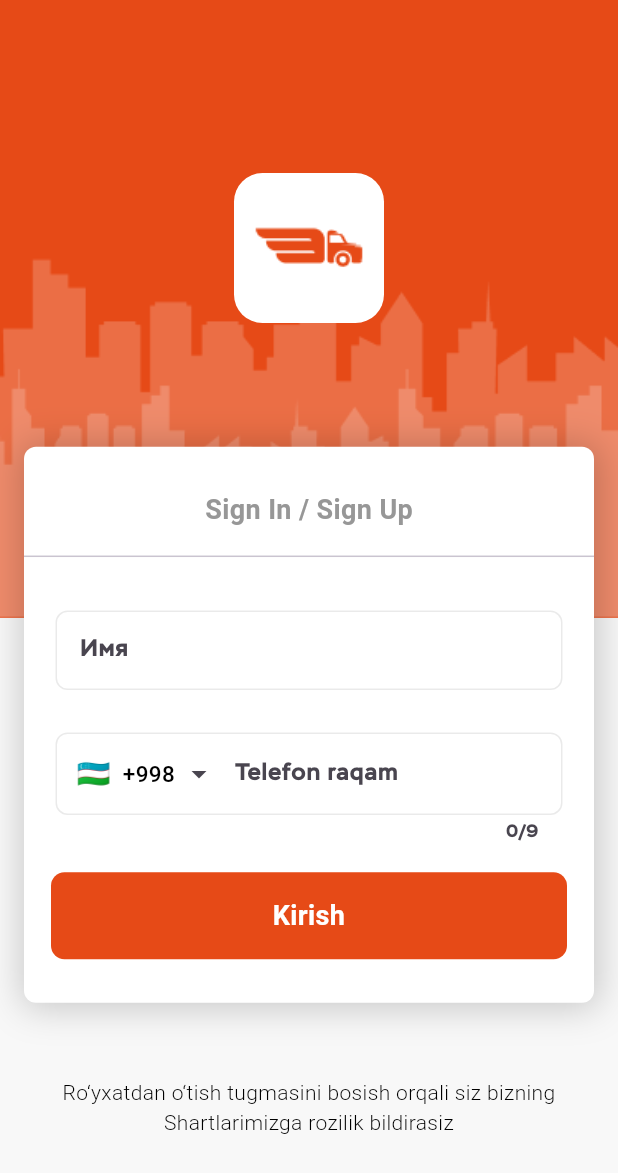
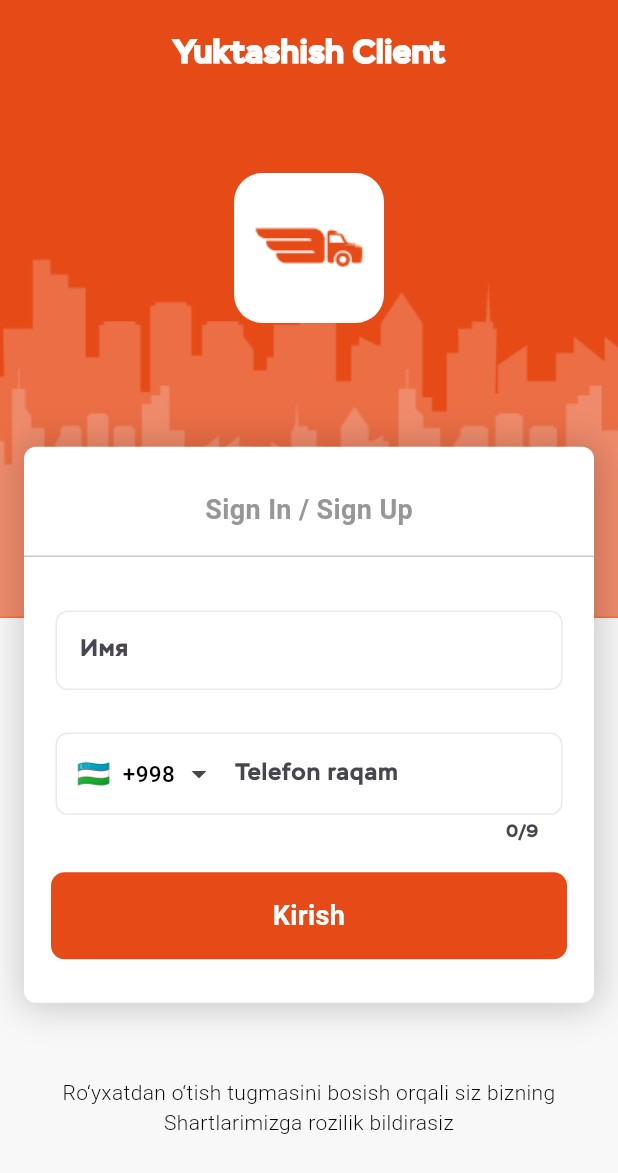
Before and after one commit to azizbekrakhimjonov/logistics_client, a Flutter app: the screen it shows after launch, on a phone screen of 412 x 824 dp. Shown: the top 1173 px of the screen. Run offline on Flutter 3.47's test engine with Material 3 defaults, Android fonts, the phone set to English and light mode, and no system bars; drawn by our look-alikes of intl_phone_field; our stand-ins replace avatar_glow, bloc, cached_network_image, circular_profile_avatar, dio, easy_localization and 16 more; missing offline and left inert: dart:ffi, map_picker; Roboto replaces fonts that are missing (Stem-Bold); project files that could hold a hidden picture were left out.

Commit message:
update login page and change lang

```diff
--- a/lib/constants/colors.dart
+++ b/lib/constants/colors.dart
@@ -22,12 +22,8 @@ class AppColor {
   static const Color orange = Color(0xFFE2B44E);
   static const Color lightGreen = Color(0xFF24B544);
 
-
   static const Color secondaryText = Color(0xFF979797);
   static const Color grayBackground = Color(0xFFF8F8F8);
   static const Color disableColor = Color(0xFFC6C6C6);
-
-
-
 }
 // CDB179
--- a/lib/screens/auth/login_screen.dart
+++ b/lib/screens/auth/login_screen.dart
@@ -51,7 +51,22 @@ class _LoginScreenState extends State<LoginScreen> {
                             repeat: ImageRepeat.repeatX)),
                     height: MediaQuery.sizeOf(context).height / 2,
                     width: double.infinity,
-                    child: Container()),
+                    child: SafeArea(
+                      child: Align(
+                        alignment: Alignment.topCenter,
+                        child: Padding(
+                          padding: const EdgeInsets.only(top: 20),
+                          child: Text(
+                            "app_name_client".tr(),
+                            style: TextStyle(
+                              color: AppColor.white,
+                              fontSize: 22,
+                              fontWeight: FontWeight.bold,
+                            ),
+                          ),
+                        ),
+                      ),
+                    )),
                 Container(
                   // height: double.infinity,
                   width: double.infinity,
--- a/lib/screens/categories/select_luggages.dart
+++ b/lib/screens/categories/select_luggages.dart
@@ -58,7 +58,7 @@ class SelectLuggages extends StatelessWidget {
                   ],
                 ),
                 // SizedBox(height: ),
-                Text("Sizga qanday xom ashyo kerak?", style: boldBlack),
+                Text("what_raw_material_need".tr(), style: boldBlack),
                 Expanded(
                   child: GridView.builder(
                     controller: scrollController,
@@ -149,9 +149,7 @@ class SelectLuggages extends StatelessWidget {
                           ),
                           SizedBox(height: 9),
                           Text(
-                            "Boshqa xom ashyo kiritish",
-                            // Services.translate(context.locale.toString(),
-                            //     item.nameUz, item.nameRu),
+                            "enter_other_raw_material".tr(),
                             maxLines: 2,
                             textAlign: TextAlign.center,
                             style: mediumBlack.copyWith(fontSize: 12),
--- a/lib/screens/vehicleChoose/paymentType.dart
+++ b/lib/screens/vehicleChoose/paymentType.dart
@@ -1,3 +1,4 @@
+import 'package:easy_localization/easy_localization.dart';
 import 'package:flutter/material.dart';
 import 'package:flutter_svg/flutter_svg.dart';
 import 'package:logistic/models/payment.dart';
@@ -167,7 +168,7 @@ class _PaymentTypeState extends State<PaymentType> {
                         const SizedBox(height: 35),
                         DefaultButton(
                           disable: selectedId == 0 || _isLoading,
-                          title: _isLoading ? "Kuting..." : "Tayyor",
+                          title: _isLoading ? "please_wait".tr() : "ready".tr(),
                           onPress: () {
                             _createOrder();
                           },
--- a/lib/screens/vehicleChoose/vehicleChooseScreen.dart
+++ b/lib/screens/vehicleChoose/vehicleChooseScreen.dart
@@ -207,7 +207,7 @@ class _VehicleChooseScreenState extends State<VehicleChooseScreen>
                     height: 50,
                     child: DefaultButton(
                         disable: false,
-                        title: "Tayyor",
+                        title: "ready".tr(),
                         onPress: () {
                           _openDetailSheet();
                         }),
--- a/lib/utils/auth.dart
+++ b/lib/utils/auth.dart
@@ -2,7 +2,7 @@ import 'package:dio/dio.dart';
 import '/utils/shared_pref.dart';
 
 class AuthService {
-  static String uri = "https://airvive.coded.uz/";
+  static String uri = "https://yuktashish.coded.uz/";
 
 
   static BaseOptions options = BaseOptions(
--- a/lib/utils/header_options.dart
+++ b/lib/utils/header_options.dart
@@ -4,7 +4,7 @@ import 'package:dio/dio.dart';
 import '/utils/shared_pref.dart';
 
 class HeaderOptions {
-  static String uri = "https://airvive.coded.uz/";
+  static String uri = "https://yuktashish.coded.uz/";
 
   static BaseOptions options = BaseOptions(
     baseUrl: uri,
--- a/lib/widgets/draggable_map_location.dart
+++ b/lib/widgets/draggable_map_location.dart
@@ -99,7 +99,7 @@ class DraggableMapLocation extends StatelessWidget {
 
 
                     SizedBox(height: 25),
-                    DefaultButton(title: "Tayyor", onPress: () => openSheet(),disable: false)
+                    DefaultButton(title: "ready".tr(), onPress: () => openSheet(),disable: false)
                     //  TextButton(
                     //     onPressed: () => openSheet(), child: Text("send").tr()),
                   ],
--- a/lib/widgets/input_field.dart
+++ b/lib/widgets/input_field.dart
@@ -14,6 +14,7 @@ class InputField extends StatefulWidget {
   final bool phone;
   final int maxLength;
   final String hint;
+  final TextStyle? hintStyle;
   final double radius;
   final bool readOnly;
 
@@ -28,9 +29,9 @@ class InputField extends StatefulWidget {
       this.icon = false,
       required this.maxLength,
       this.hint = '',
+      this.hintStyle,
       this.radius = 8.0,
-      this.readOnly = false
-      });
+      this.readOnly = false});
 
   @override
   State<InputField> createState() => _InputFieldState();
@@ -44,8 +45,10 @@ class _InputFieldState extends State<InputField> {
     return Padding(
       padding: EdgeInsets.symmetric(vertical: 10),
       child: Column(crossAxisAlignment: CrossAxisAlignment.stretch, children: [
-        widget.title.isNotEmpty ? Container(
-          padding: const EdgeInsets.symmetric(horizontal: 3, vertical: 10),
+        widget.title.isNotEmpty
+            ? Container(
+                padding:
+                    const EdgeInsets.symmetric(horizontal: 3, vertical: 10),
                 child: Text(
                   widget.title,
                   style: TextStyle(
@@ -55,27 +58,30 @@ class _InputFieldState extends State<InputField> {
                   ),
                   // textAlign: TextAlign.start,
                 ),
-        ):Container(),
+              )
+            : Container(),
         Container(
           child: TextFormField(
             readOnly: widget.readOnly,
             controller: widget.value,
             obscureText: widget.icon ? hidden : !hidden,
-            inputFormatters: widget.phone?<TextInputFormatter>[
+            inputFormatters: widget.phone
+                ? <TextInputFormatter>[
                     LengthLimitingTextInputFormatter(widget.maxLength),
 
                     // FilteringTextInputFormatter.allow(RegExp(r'[0-9]')),
                     FilteringTextInputFormatter.allow(RegExp("[0-9 ]")),
                     MaskedTextInputFormatter(
                       mask: '000 XX XXX XX XX',
-separator: " ",)
-            ]:<TextInputFormatter>[
-
-            ],
+                      separator: " ",
+                    )
+                  ]
+                : <TextInputFormatter>[],
             keyboardType: widget.keyboardType,
             decoration: InputDecoration(
                 counterText: '',
                 labelText: widget.hint,
+                labelStyle: widget.hintStyle,
                 floatingLabelBehavior: FloatingLabelBehavior.never,
                 focusedBorder: OutlineInputBorder(
                     borderSide: BorderSide(
@@ -90,18 +96,17 @@ separator: " ",)
                     ),
                     borderRadius: BorderRadius.circular(widget.radius)),
                 errorBorder: OutlineInputBorder(
-                borderSide:
-                    BorderSide(color: AppColor.red.withOpacity(0.2), width: 1),
+                    borderSide: BorderSide(
+                        color: AppColor.red.withOpacity(0.2), width: 1),
                     borderRadius: BorderRadius.circular(widget.radius)),
                 focusColor: AppColor.primary),
             style: TextStyle(fontSize: 14, fontFamily: AppFont.StemRegular),
             cursorColor: AppColor.primary,
             validator: widget.validator,
-            onChanged: (value){},// (value) => widget.onChange(value),
+            onChanged: (value) {}, // (value) => widget.onChange(value),
             maxLength: widget.maxLength,
             // maxLengthEnforcement: MaxLengthEnforcement.none
             // ,
-
           ),
         ),
       ]),
```
Also changed, not shown: assets/translations/ru.json (+9 -2 lines), assets/translations/uz.json (+9 -3 lines), lib/utils/exceptions.dart (+37 -7 lines), lib/utils/services.dart (+8 -3 lines), lib/widgets/button.dart (+12 -5 lines), lib/widgets/input_sheet.dart (+28 -12 lines), lib/widgets/select_capacity.dart (+11 -12 lines), lib/generated/codegen_loader.g.dart, 1 other file. Lines whose indentation alone changed are shown as unchanged.
